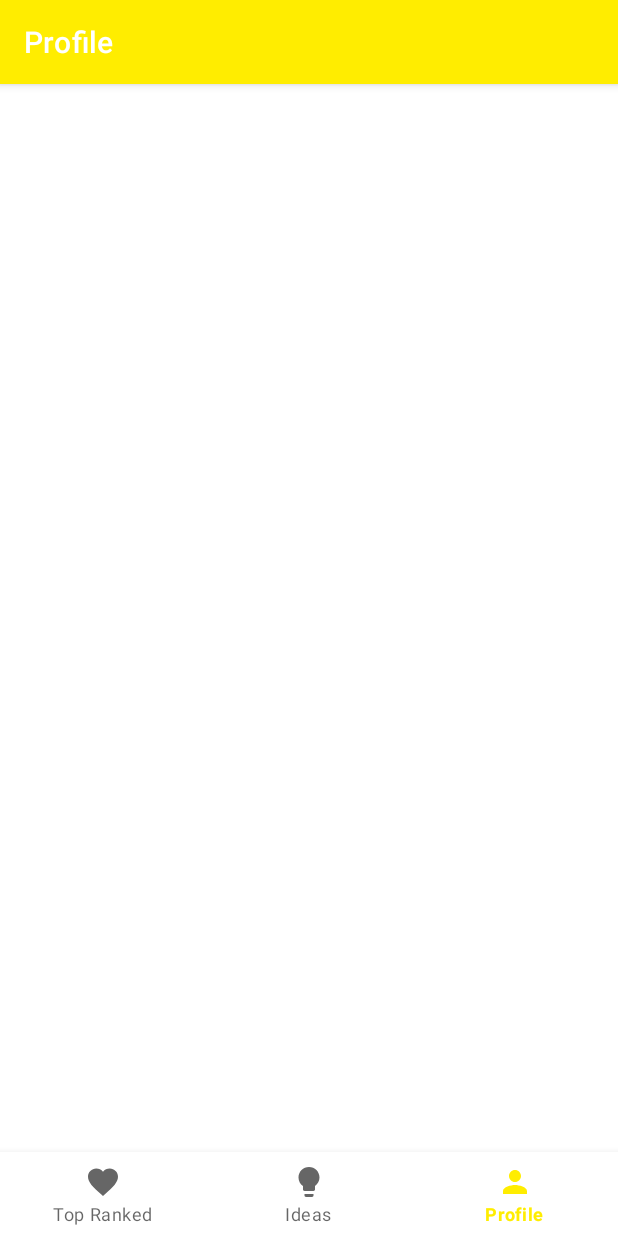
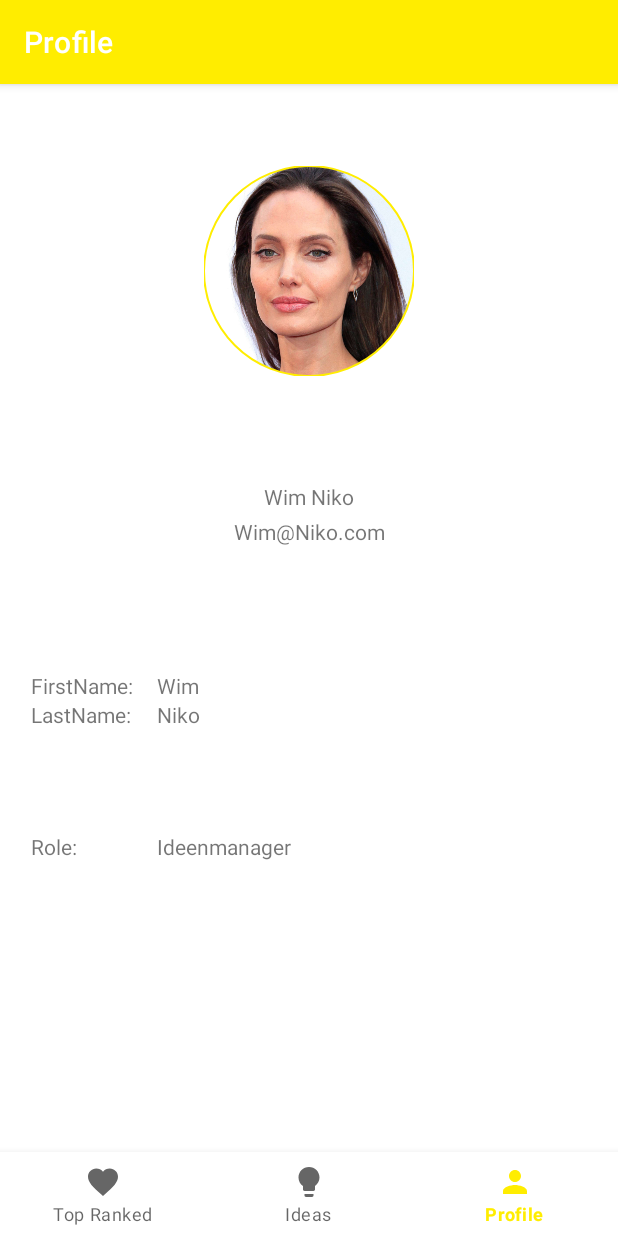
Before and after one commit to codingwim/IdeenPlattform, an Android app: the ProfileFragment screen opened through its navigation route, on a phone screen of 412 x 824 dp. Run offline under Robolectric (Android 15) with nearby library versions, the phone set to English and light mode, and no system bars; our stand-ins replace Picasso, Room's generated code, RxJava, data binding, navigation-ui; libraries missing offline, so code that uses them is left out: com.ashokvarma.gander; pictures from the network do not load; 5 statements that could not run were skipped.

Commit message:
add profile layout

```diff
--- a/app/src/main/res/layout/fragment_profile.xml
+++ b/app/src/main/res/layout/fragment_profile.xml
@@ -17,18 +17,135 @@
         android:layout_height="match_parent"
         tools:context=".ui.profile.ProfileFragment">
 
-    <TextView
-        android:id="@+id/text_notifications"
-        android:layout_width="match_parent"
-        android:layout_height="wrap_content"
-        android:layout_marginStart="8dp"
-        android:layout_marginTop="8dp"
-        android:layout_marginEnd="8dp"
-        android:textAlignment="center"
-        android:textSize="20sp"
-        app:layout_constraintBottom_toBottomOf="parent"
+        <com.google.android.material.imageview.ShapeableImageView
+            android:id="@+id/ivProfilePicture"
+            android:layout_width="140dp"
+            android:layout_height="140dp"
+            android:layout_margin="@dimen/margin_large"
+            android:scaleType="centerCrop"
             app:layout_constraintEnd_toEndOf="parent"
             app:layout_constraintStart_toStartOf="parent"
-        app:layout_constraintTop_toTopOf="parent" />
+            app:layout_constraintBottom_toTopOf="@+id/guideline"
+            app:layout_constraintTop_toTopOf="parent"
+            app:shapeAppearanceOverlay="@style/circleImageView"
+            app:srcCompat="@drawable/profile_pic"
+            app:strokeColor="@color/yellow"
+            app:strokeWidth="1dp"
+
+            />
+        <androidx.constraintlayout.widget.Guideline
+            android:id="@+id/guideline"
+            android:layout_width="wrap_content"
+            android:layout_height="match_parent"
+            android:orientation="horizontal"
+            app:layout_constraintGuide_percent="0.35"/>
+        <TextView
+            android:id="@+id/tvUserNameFL"
+            android:text="Wim Niko"
+            app:layout_constraintStart_toStartOf="parent"
+            app:layout_constraintEnd_toEndOf="parent"
+            app:layout_constraintTop_toBottomOf="@+id/guideline"
+            android:layout_width="wrap_content"
+            android:layout_height="wrap_content"
+            android:layout_margin="@dimen/margin_large">
+
+        </TextView>
+
+        <TextView
+            android:id="@+id/tvUserMail"
+            android:text="Wim@Niko.com"
+
+            app:layout_constraintStart_toStartOf="parent"
+            app:layout_constraintEnd_toEndOf="parent"
+            app:layout_constraintTop_toBottomOf="@+id/tvUserNameFL"
+            android:layout_width="wrap_content"
+            android:layout_height="wrap_content"
+            android:layout_marginTop="@dimen/margin_small">
+
+        </TextView>
+        <androidx.constraintlayout.widget.Guideline
+            android:id="@+id/guideline2"
+            android:layout_width="wrap_content"
+            android:layout_height="match_parent"
+            android:orientation="horizontal"
+            app:layout_constraintGuide_percent="0.55"/>
+        <androidx.constraintlayout.widget.Guideline
+            android:id="@+id/guidelineVert"
+            android:layout_width="wrap_content"
+            android:layout_height="match_parent"
+            android:orientation="vertical"
+            app:layout_constraintGuide_percent="0.05"/>
+        <TextView
+            android:id="@+id/tvFName"
+            android:text="FirstName:"
+            android:layout_marginEnd="@dimen/margin_large"
+            android:layout_width="wrap_content"
+            android:layout_height="wrap_content"
+            app:layout_constraintStart_toStartOf="@id/guidelineVert"
+            app:layout_constraintTop_toBottomOf="@+id/guideline2"
+            >
+
+        </TextView>
+        <TextView
+            android:id="@+id/tvFName2"
+            android:text="Wim"
+            android:layout_width="wrap_content"
+            android:layout_height="wrap_content"
+            app:layout_constraintStart_toEndOf="@+id/tvFName"
+            android:layout_marginStart="@dimen/margin_large"
+            app:layout_constraintTop_toBottomOf="@+id/guideline2"
+            >
+
+        </TextView>
+
+        <TextView
+            android:id="@+id/tvLName"
+            android:text="LastName:"
+            android:layout_marginEnd="@dimen/margin_large"
+            android:layout_width="wrap_content"
+            android:layout_height="wrap_content"
+            app:layout_constraintStart_toStartOf="@+id/guidelineVert"
+            app:layout_constraintTop_toBottomOf="@+id/tvFName"
+            >
+
+        </TextView>
+        <TextView
+            android:id="@+id/tvLName2"
+            android:text="Niko"
+            android:layout_width="wrap_content"
+            android:layout_height="wrap_content"
+            app:layout_constraintStart_toEndOf="@+id/tvFName"
+            android:layout_marginStart="@dimen/margin_large"
+            app:layout_constraintTop_toBottomOf="@+id/tvFName"
+            >
+
+        </TextView>
+        <androidx.constraintlayout.widget.Guideline
+            android:id="@+id/guideline3"
+            android:layout_width="wrap_content"
+            android:layout_height="match_parent"
+            android:orientation="horizontal"
+            app:layout_constraintGuide_percent="0.7"/>
+
+        <TextView
+            android:id="@+id/tvRolle"
+            android:text="Role:"
+            android:layout_marginEnd="@dimen/margin_large"
+            android:layout_width="wrap_content"
+            android:layout_height="wrap_content"
+            app:layout_constraintStart_toStartOf="@+id/guidelineVert"
+            app:layout_constraintTop_toBottomOf="@+id/guideline3"/>
+        <TextView
+            android:id="@+id/tvRole2"
+            android:text="Ideenmanager"
+            android:layout_width="wrap_content"
+            android:layout_height="wrap_content"
+            app:layout_constraintStart_toEndOf="@+id/tvFName"
+            android:layout_marginStart="@dimen/margin_large"
+            app:layout_constraintTop_toBottomOf="@+id/guideline3"
+            >
+
+        </TextView>
+
     </androidx.constraintlayout.widget.ConstraintLayout>
 </layout>
```
Lines whose indentation alone changed are shown as unchanged.
